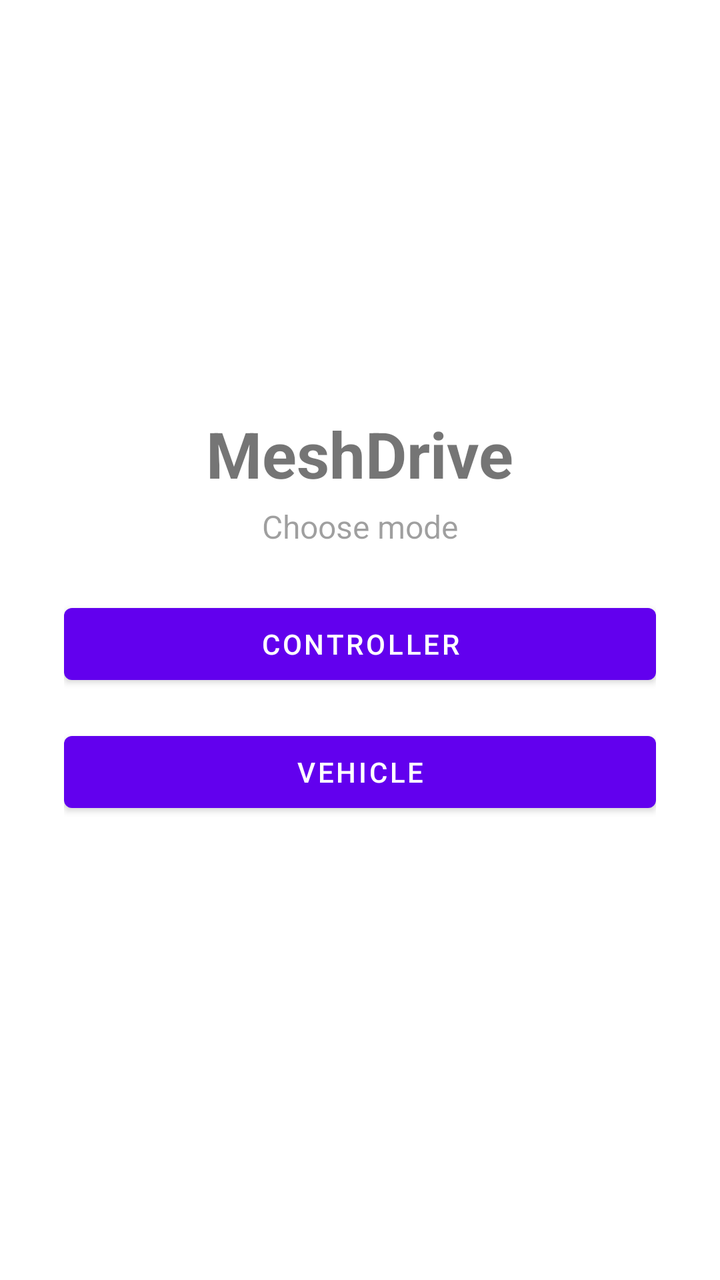
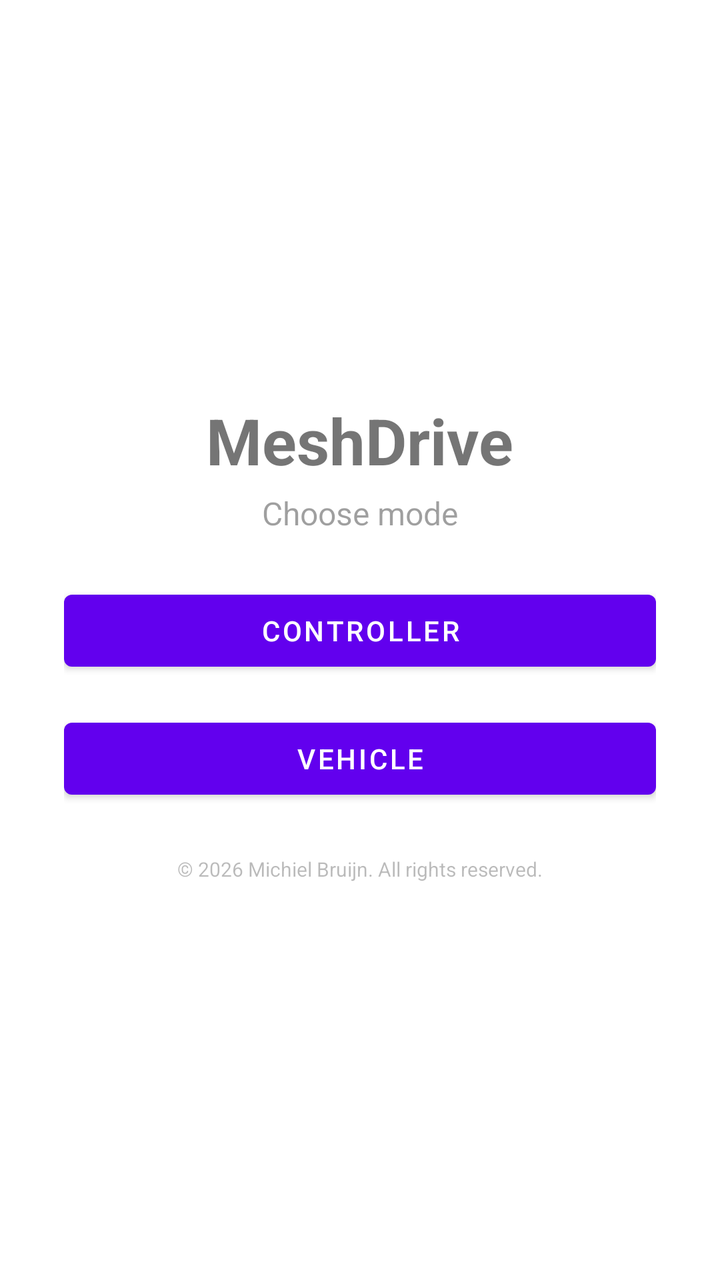

Screens rendered from an Android XML layout before and after an edit, with the pre-edit source and the edit as a unified diff.
<!-- AndroidManifest.xml: application theme Theme.RcVehicle -->
<!-- res/layout/activity_main.xml -->
<?xml version="1.0" encoding="utf-8"?>
<LinearLayout xmlns:android="http://schemas.android.com/apk/res/android"
    android:layout_width="match_parent"
    android:layout_height="match_parent"
    android:orientation="vertical"
    android:gravity="center"
    android:padding="32dp">

    <TextView
        android:id="@+id/textAppName"
        android:layout_width="wrap_content"
        android:layout_height="wrap_content"
        android:text="@string/app_name"
        android:textSize="32sp"
        android:textStyle="bold"
        android:layout_marginBottom="4dp" />

    <TextView
        android:id="@+id/title"
        android:layout_width="wrap_content"
        android:layout_height="wrap_content"
        android:text="@string/mode_picker_title"
        android:textSize="16sp"
        android:alpha="0.7"
        android:layout_marginBottom="24dp" />

    <Button
        android:id="@+id/buttonController"
        android:layout_width="match_parent"
        android:layout_height="wrap_content"
        android:text="@string/mode_controller" />

    <Space
        android:layout_width="match_parent"
        android:layout_height="16dp" />

    <Button
        android:id="@+id/buttonVehicle"
        android:layout_width="match_parent"
        android:layout_height="wrap_content"
        android:text="@string/mode_vehicle" />

    
    <CheckBox
        android:id="@+id/checkDebugMode"
        android:layout_width="wrap_content"
        android:layout_height="wrap_content"
        android:layout_marginTop="32dp"
        android:text="@string/main_debug_mode"
        android:visibility="gone" />

    
    <EditText
        android:id="@+id/editYggdrasilPeers"
        android:layout_width="match_parent"
        android:layout_height="wrap_content"
        android:layout_marginTop="16dp"
        android:hint="@string/main_yggdrasil_peers_hint"
        android:inputType="textUri"
        android:visibility="gone" />

    <Button
        android:id="@+id/buttonSaveYggdrasilPeers"
        style="?android:attr/buttonBarButtonStyle"
        android:layout_width="wrap_content"
        android:layout_height="wrap_content"
        android:text="@string/main_yggdrasil_peers_save"
        android:visibility="gone" />

    <TextView
        android:id="@+id/textAppVersion"
        android:layout_width="wrap_content"
        android:layout_height="wrap_content"
        android:layout_marginTop="8dp"
        android:textSize="12sp"
        android:alpha="0.6" />

    
    <Button
        android:id="@+id/buttonUpdateApp"
        android:layout_width="wrap_content"
        android:layout_height="wrap_content"
        android:layout_marginTop="12dp"
        android:visibility="gone" />

    <TextView
        android:id="@+id/textUpdateStatus"
        android:layout_width="wrap_content"
        android:layout_height="wrap_content"
        android:layout_marginTop="4dp"
        android:textSize="12sp"
        android:alpha="0.6"
        android:visibility="gone" />

</LinearLayout>
<!-- resources referenced by this layout -->
<resources>
  <string name="app_name">MeshDrive</string>
  <string name="main_debug_mode">Debug mode (addresses, logs, FPS/latency, wifi fallback, Safe steering, video quality, GPS/speed)</string>
  <string name="main_yggdrasil_peers_hint">Yggdrasil peers (comma-separated, e.g. tls://host:port) - overrides the built-in public peer list</string>
  <string name="main_yggdrasil_peers_save">Save peers</string>
  <string name="mode_controller">Controller</string>
  <string name="mode_picker_title">Choose mode</string>
  <string name="mode_vehicle">Vehicle</string>
  <style name="Theme.RcVehicle" parent="Theme.MaterialComponents.DayNight.NoActionBar" />
</resources>

<!-- the commit's change to res/layout/activity_main.xml (unified diff, before → after) -->
@@ -75,6 +75,14 @@
         android:textSize="12sp"
         android:alpha="0.6" />
 
+    <TextView
+        android:id="@+id/textCopyright"
+        android:layout_width="wrap_content"
+        android:layout_height="wrap_content"
+        android:text="@string/main_copyright"
+        android:textSize="10sp"
+        android:alpha="0.5" />
+
     
     <Button
         android:id="@+id/buttonUpdateApp"
<!-- resource entries referenced after the edit -->
@@ -1,6 +1,7 @@
 <!-- resources referenced by this layout -->
 <resources>
   <string name="app_name">MeshDrive</string>
+  <string name="main_copyright">© 2026 Michiel Bruijn. All rights reserved.</string>
   <string name="main_debug_mode">Debug mode (addresses, logs, FPS/latency, wifi fallback, Safe steering, video quality, GPS/speed)</string>
   <string name="main_yggdrasil_peers_hint">Yggdrasil peers (comma-separated, e.g. tls://host:port) - overrides the built-in public peer list</string>
   <string name="main_yggdrasil_peers_save">Save peers</string>
